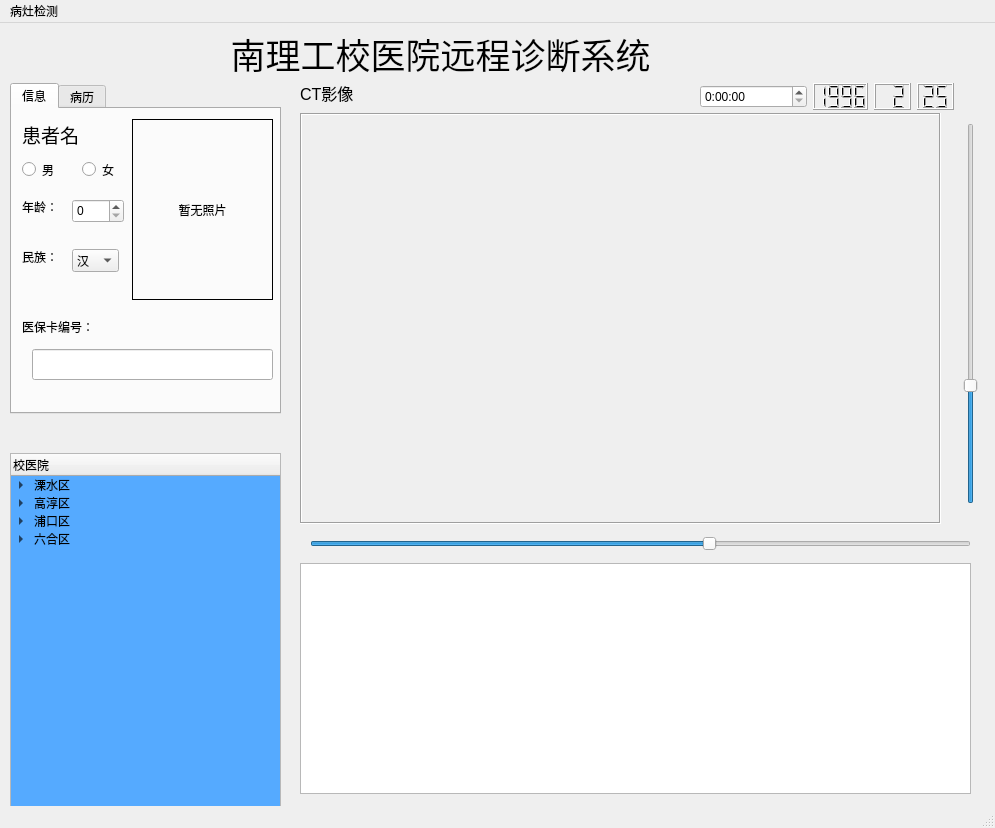
This is mainwindow.ui in luolaihua/TeleMedicine as Qt 5 draws it before an edit. The edited form follows.
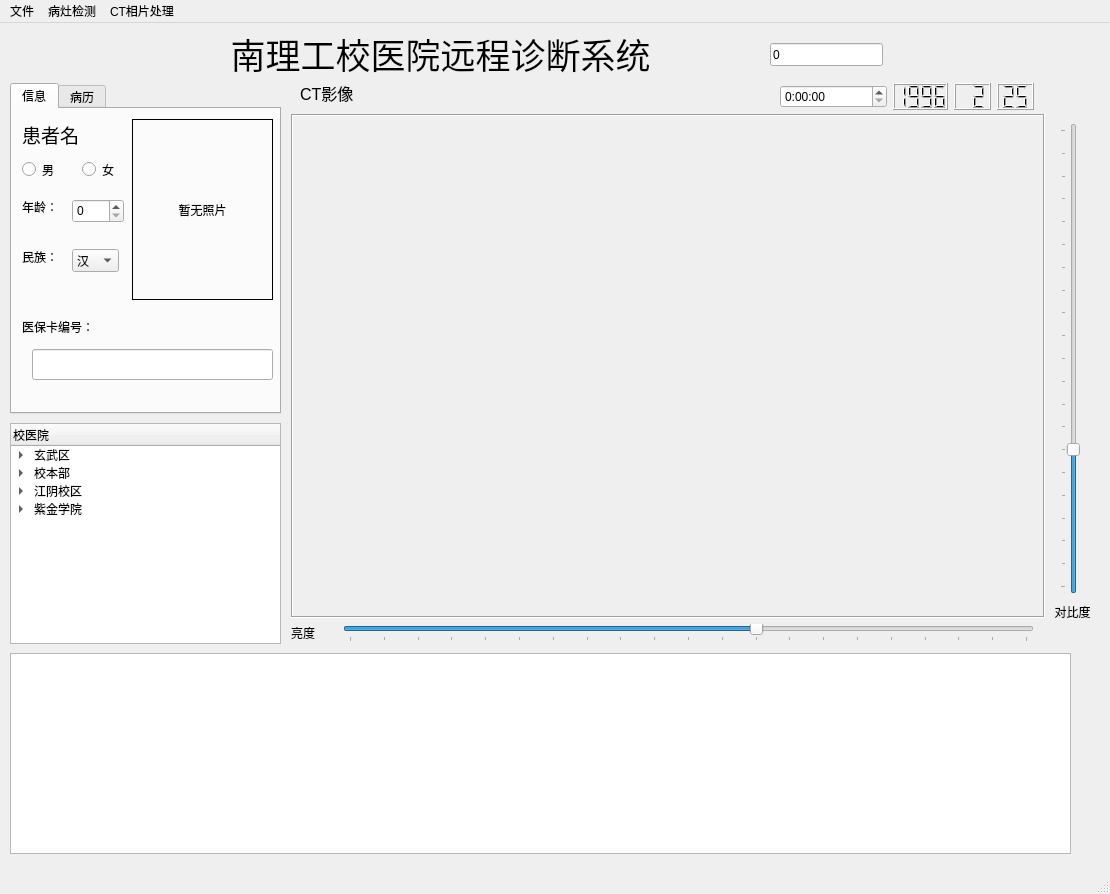
This is the edited form. Icons and pictures are not drawn.

Commit message: 图像处理初步

The edit to the form file:
```diff
--- a/mainwindow.ui
+++ b/mainwindow.ui
@@ -6,8 +6,8 @@
    <rect>
     <x>0</x>
     <y>0</y>
-    <width>995</width>
-    <height>828</height>
+    <width>1110</width>
+    <height>894</height>
    </rect>
   </property>
   <property name="sizePolicy">
@@ -52,9 +52,9 @@
     <property name="geometry">
      <rect>
       <x>10</x>
-      <y>430</y>
+      <y>400</y>
       <width>271</width>
-      <height>361</height>
+      <height>221</height>
      </rect>
     </property>
     <property name="palette">
@@ -63,8 +63,8 @@
        <colorrole role="Base">
         <brush brushstyle="SolidPattern">
          <color alpha="255">
-          <red>85</red>
-          <green>170</green>
+          <red>255</red>
+          <green>255</green>
           <blue>255</blue>
          </color>
         </brush>
@@ -74,8 +74,8 @@
        <colorrole role="Base">
         <brush brushstyle="SolidPattern">
          <color alpha="255">
-          <red>85</red>
-          <green>170</green>
+          <red>255</red>
+          <green>255</green>
           <blue>255</blue>
          </color>
         </brush>
@@ -101,82 +101,7 @@
     </column>
     <item>
      <property name="text">
-      <string>溧水区</string>
-     </property>
-     <item>
-      <property name="text">
-       <string>骨科</string>
-      </property>
-     </item>
-     <item>
-      <property name="text">
-       <string>血管外科</string>
-      </property>
-     </item>
-     <item>
-      <property name="text">
-       <string>心脏科</string>
-      </property>
-     </item>
-     <item>
-      <property name="text">
-       <string>脑科</string>
-      </property>
-     </item>
-     <item>
-      <property name="text">
-       <string>神经内科</string>
-      </property>
-     </item>
-    </item>
-    <item>
-     <property name="text">
-      <string>高淳区</string>
-     </property>
-     <item>
-      <property name="text">
-       <string>呼吸科</string>
-      </property>
-     </item>
-     <item>
-      <property name="text">
-       <string>消化科</string>
-      </property>
-     </item>
-     <item>
-      <property name="text">
-       <string>泌尿外科</string>
-      </property>
-     </item>
-     <item>
-      <property name="text">
-       <string>中医科</string>
-      </property>
-     </item>
-    </item>
-    <item>
-     <property name="text">
-      <string>浦口区</string>
-     </property>
-     <item>
-      <property name="text">
-       <string>妇产科</string>
-      </property>
-     </item>
-     <item>
-      <property name="text">
-       <string>老年医学科</string>
-      </property>
-     </item>
-     <item>
-      <property name="text">
-       <string>儿科</string>
-      </property>
-     </item>
-    </item>
-    <item>
-     <property name="text">
-      <string>六合区</string>
+      <string>玄武区</string>
      </property>
      <item>
       <property name="text">
@@ -244,14 +169,89 @@
       </property>
      </item>
     </item>
+    <item>
+     <property name="text">
+      <string>校本部</string>
+     </property>
+     <item>
+      <property name="text">
+       <string>骨科</string>
+      </property>
+     </item>
+     <item>
+      <property name="text">
+       <string>血管外科</string>
+      </property>
+     </item>
+     <item>
+      <property name="text">
+       <string>心脏科</string>
+      </property>
+     </item>
+     <item>
+      <property name="text">
+       <string>脑科</string>
+      </property>
+     </item>
+     <item>
+      <property name="text">
+       <string>神经内科</string>
+      </property>
+     </item>
+    </item>
+    <item>
+     <property name="text">
+      <string>江阴校区</string>
+     </property>
+     <item>
+      <property name="text">
+       <string>消化科</string>
+      </property>
+     </item>
+     <item>
+      <property name="text">
+       <string>呼吸科</string>
+      </property>
+     </item>
+     <item>
+      <property name="text">
+       <string>泌尿外科</string>
+      </property>
+     </item>
+     <item>
+      <property name="text">
+       <string>中医科</string>
+      </property>
+     </item>
+    </item>
+    <item>
+     <property name="text">
+      <string>紫金学院</string>
+     </property>
+     <item>
+      <property name="text">
+       <string>妇产科</string>
+      </property>
+     </item>
+     <item>
+      <property name="text">
+       <string>老年医学科</string>
+      </property>
+     </item>
+     <item>
+      <property name="text">
+       <string>儿科</string>
+      </property>
+     </item>
+    </item>
    </widget>
    <widget class="QLabel" name="CT_Img_Label">
     <property name="geometry">
      <rect>
-      <x>300</x>
-      <y>90</y>
-      <width>641</width>
-      <height>411</height>
+      <x>291</x>
+      <y>91</y>
+      <width>754</width>
+      <height>504</height>
      </rect>
     </property>
     <property name="frameShape">
@@ -291,38 +291,6 @@
      <string>CT影像</string>
     </property>
    </widget>
-   <widget class="QSlider" name="verticalSlider">
-    <property name="geometry">
-     <rect>
-      <x>960</x>
-      <y>100</y>
-      <width>21</width>
-      <height>381</height>
-     </rect>
-    </property>
-    <property name="value">
-     <number>30</number>
-    </property>
-    <property name="orientation">
-     <enum>Qt::Vertical</enum>
-    </property>
-   </widget>
-   <widget class="QSlider" name="horizontalSlider">
-    <property name="geometry">
-     <rect>
-      <x>310</x>
-      <y>510</y>
-      <width>661</width>
-      <height>21</height>
-     </rect>
-    </property>
-    <property name="value">
-     <number>60</number>
-    </property>
-    <property name="orientation">
-     <enum>Qt::Horizontal</enum>
-    </property>
-   </widget>
    <widget class="QTabWidget" name="tabWidget">
     <property name="geometry">
      <rect>
@@ -510,20 +478,10 @@
      </widget>
     </widget>
    </widget>
-   <widget class="QTableView" name="basicTableView">
-    <property name="geometry">
-     <rect>
-      <x>300</x>
-      <y>540</y>
-      <width>671</width>
-      <height>231</height>
-     </rect>
-    </property>
-   </widget>
    <widget class="QWidget" name="layoutWidget">
     <property name="geometry">
      <rect>
-      <x>700</x>
+      <x>780</x>
       <y>60</y>
       <width>254</width>
       <height>27</height>
@@ -579,13 +537,115 @@
      </item>
     </layout>
    </widget>
+   <widget class="QTableView" name="basicTableView">
+    <property name="geometry">
+     <rect>
+      <x>10</x>
+      <y>630</y>
+      <width>1061</width>
+      <height>201</height>
+     </rect>
+    </property>
+   </widget>
+   <widget class="QLabel" name="label_horizon">
+    <property name="geometry">
+     <rect>
+      <x>291</x>
+      <y>601</y>
+      <width>45</width>
+      <height>17</height>
+     </rect>
+    </property>
+    <property name="text">
+     <string>亮度</string>
+    </property>
+   </widget>
+   <widget class="QSlider" name="horizontalSlider">
+    <property name="geometry">
+     <rect>
+      <x>343</x>
+      <y>601</y>
+      <width>691</width>
+      <height>18</height>
+     </rect>
+    </property>
+    <property name="maximum">
+     <number>100</number>
+    </property>
+    <property name="value">
+     <number>60</number>
+    </property>
+    <property name="orientation">
+     <enum>Qt::Horizontal</enum>
+    </property>
+    <property name="tickPosition">
+     <enum>QSlider::TicksBelow</enum>
+    </property>
+    <property name="tickInterval">
+     <number>5</number>
+    </property>
+   </widget>
+   <widget class="QSlider" name="verticalSlider">
+    <property name="geometry">
+     <rect>
+      <x>1060</x>
+      <y>100</y>
+      <width>20</width>
+      <height>471</height>
+     </rect>
+    </property>
+    <property name="maximum">
+     <number>100</number>
+    </property>
+    <property name="value">
+     <number>30</number>
+    </property>
+    <property name="orientation">
+     <enum>Qt::Vertical</enum>
+    </property>
+    <property name="tickPosition">
+     <enum>QSlider::TicksAbove</enum>
+    </property>
+    <property name="tickInterval">
+     <number>5</number>
+    </property>
+   </widget>
+   <widget class="QLabel" name="label_vertical">
+    <property name="geometry">
+     <rect>
+      <x>1050</x>
+      <y>580</y>
+      <width>45</width>
+      <height>17</height>
+     </rect>
+    </property>
+    <property name="text">
+     <string>&lt;html&gt;&lt;head/&gt;&lt;body&gt;&lt;p&gt;对比度&lt;/p&gt;&lt;/body&gt;&lt;/html&gt;</string>
+    </property>
+    <property name="alignment">
+     <set>Qt::AlignCenter</set>
+    </property>
+   </widget>
+   <widget class="QLineEdit" name="lineEdit">
+    <property name="geometry">
+     <rect>
+      <x>770</x>
+      <y>20</y>
+      <width>113</width>
+      <height>23</height>
+     </rect>
+    </property>
+    <property name="text">
+     <string>0</string>
+    </property>
+   </widget>
   </widget>
   <widget class="QMenuBar" name="menubar">
    <property name="geometry">
     <rect>
      <x>0</x>
      <y>0</y>
-     <width>995</width>
+     <width>1110</width>
      <height>25</height>
     </rect>
    </property>
@@ -597,7 +657,28 @@
     <addaction name="actionparamSet"/>
     <addaction name="actionresetCT"/>
    </widget>
+   <widget class="QMenu" name="menuCT">
+    <property name="title">
+     <string>CT相片处理</string>
+    </property>
+    <addaction name="actionlight"/>
+    <addaction name="actionscale"/>
+    <addaction name="actiongray"/>
+    <addaction name="actionguassainBlur"/>
+    <addaction name="actionclearNoise"/>
+    <addaction name="actionbitlateBlur"/>
+   </widget>
+   <widget class="QMenu" name="menu_CT">
+    <property name="title">
+     <string>文件</string>
+    </property>
+    <addaction name="actionreadCT"/>
+    <addaction name="actionsaveCT"/>
+    <addaction name="actionexit"/>
+   </widget>
+   <addaction name="menu_CT"/>
    <addaction name="menu"/>
+   <addaction name="menuCT"/>
   </widget>
   <widget class="QStatusBar" name="statusbar"/>
   <action name="actionStart">
```
Left out of the diff: 45 changed lines with no effect on the pictures. The commit also changes 10 other files.
